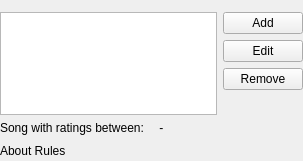
CDrummond/cantata, file dynamic/dynamicrules.ui: the form before one commit.
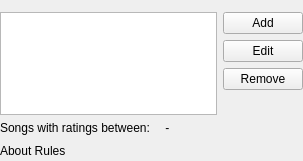
The form after the commit. Custom widgets are drawn as their Qt base class.

```diff
--- a/dynamic/dynamicrules.ui
+++ b/dynamic/dynamicrules.ui
@@ -86,7 +86,7 @@
        <item>
         <widget class="QLabel" name="ratingRangeLabel">
          <property name="text">
-          <string>Song with ratings between:</string>
+          <string>Songs with ratings between:</string>
          </property>
         </widget>
        </item>
```
